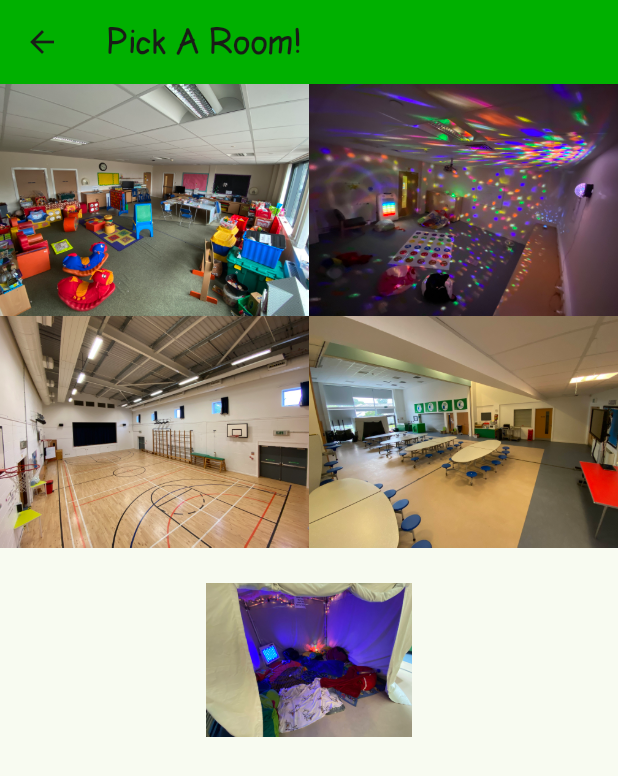
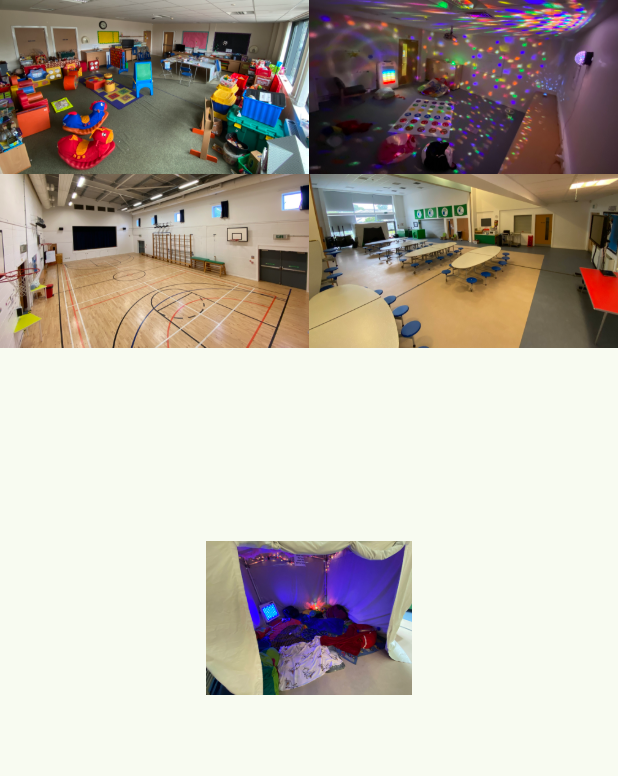
Before and after one commit to Euan213/Snapplication, a Flutter app: the Rooms screen opened directly, on a phone screen of 412 x 824 dp. Shown: the top 776 px of the screen. Run offline on Flutter 3.47's test engine with Material 3 defaults, Android fonts, the phone set to English and light mode, and no system bars.

Commit message:
fixed picture sizes

```diff
--- a/lib/main.dart
+++ b/lib/main.dart
@@ -465,12 +465,12 @@
   Widget build(BuildContext context)
   {
     return Scaffold(
-      appBar: AppBar(
+      // appBar: AppBar(
 
-        backgroundColor: Theme.of(context).colorScheme.primary,
+      //   backgroundColor: Theme.of(context).colorScheme.primary,
 
-        title: Text("Pick A Room!"),
-      ),
+      //   title: Text("Pick A Room!"),
+      // ),
       body: Center(
         child: Stack(
           children: [
```
Also changed, not shown: assets/rooms/dining.jpg, assets/rooms/gym.jpg, assets/rooms/quiet.jpg, assets/rooms/welcome.jpg.
